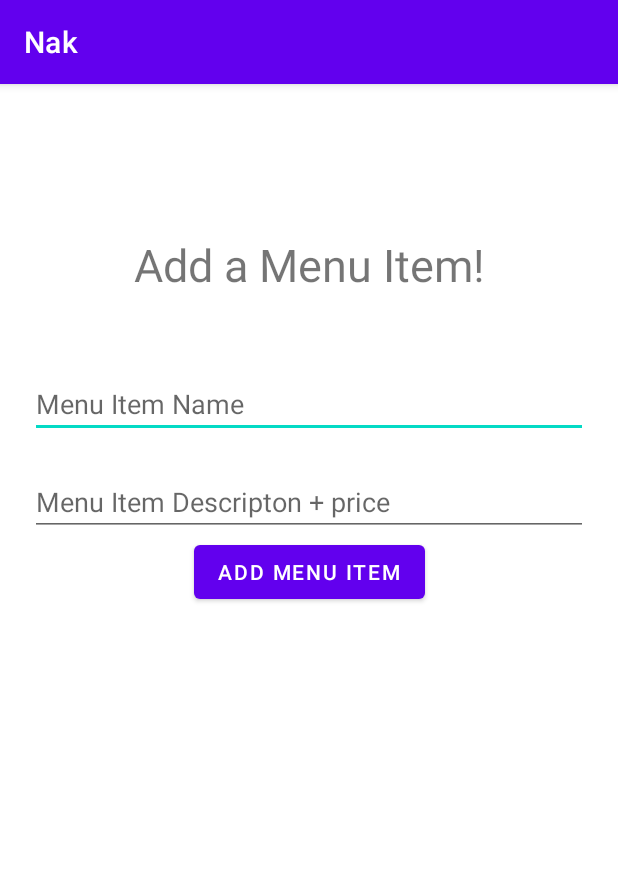
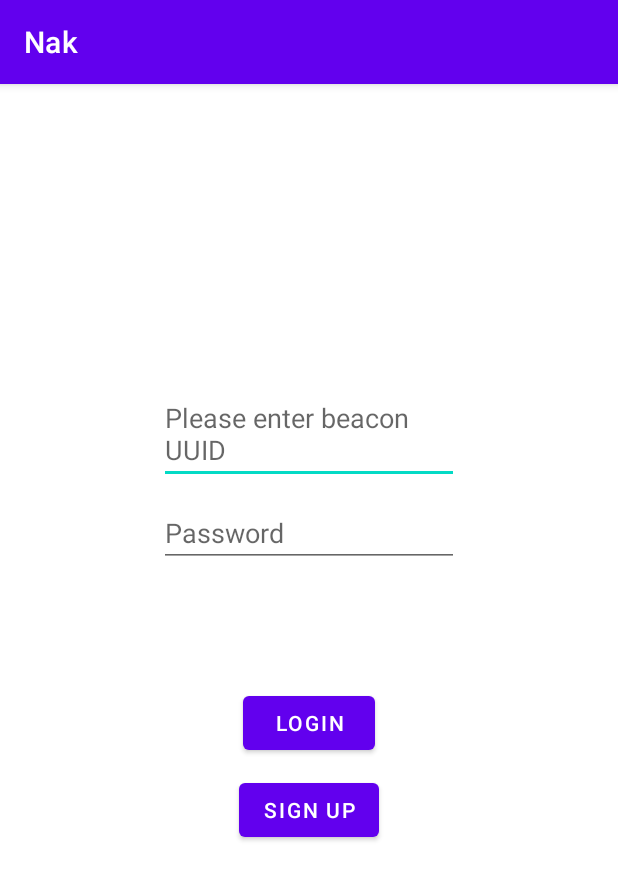
Before and after one commit to sabrinapenaa/trialforhao, an Android app: the screen it shows after launch (RestaurantActivity before the commit, RestaurantLoginActivity after it), after a tap on "RESTAURANT", on a phone screen of 412 x 824 dp. Shown: the top 880 px of the screen. Run offline under Robolectric (Android 15) with nearby library versions, the phone set to English and light mode, and no system bars; libraries missing offline, so code that uses them is left out: com.parse, org.altbeacon.beacon, org.altbeacon.bluetooth; 13 statements that could not run were skipped.

Commit message:
Finishing touches

```diff
--- a/Nak/app/src/main/java/com/example/nak/MainActivity.kt
+++ b/Nak/app/src/main/java/com/example/nak/MainActivity.kt
@@ -69,6 +69,7 @@ class MainActivity : AppCompatActivity() {
         }
         else {
             beaconCountTextView.text = "Inside the beacon region."
+
         }
         Log.d(TAG, "monitoring state changed to : $stateString")
         val builder =
--- a/Nak/app/src/main/java/com/example/nak/MenuListActivity.kt
+++ b/Nak/app/src/main/java/com/example/nak/MenuListActivity.kt
@@ -11,6 +11,7 @@ import androidx.recyclerview.widget.RecyclerView
 import com.parse.FindCallback
 import com.parse.ParseException
 import com.parse.ParseQuery
+import com.parse.ParseUser
 
 class MenuListActivity : AppCompatActivity() {
     //lateinit var swipeContainer : SwipeRefreshLayout
@@ -53,6 +54,7 @@ class MenuListActivity : AppCompatActivity() {
         // Specify the object id
         query.include(MenuItems.KEY_USER)
         query.addDescendingOrder("createdAt")
+       query.whereEqualTo(MenuItems.KEY_USER, ParseUser.getCurrentUser())
         //Only return the current most 20 posts
 
         query.findInBackground( object: FindCallback<MenuItems> {
--- /dev/null
+++ b/Nak/app/src/main/java/com/example/nak/RestaurantLoginActivity.kt
@@ -0,0 +1,102 @@
+package com.example.nak
+
+import android.content.Intent
+import androidx.appcompat.app.AppCompatActivity
+import android.os.Bundle
+import android.util.Log
+import android.widget.Button
+import android.widget.EditText
+import android.widget.Toast
+import com.parse.ParseUser
+
+class RestaurantLoginActivity : AppCompatActivity() {
+    override fun onCreate(savedInstanceState: Bundle?) {
+        super.onCreate(savedInstanceState)
+        setContentView(R.layout.activity_restaurant_login)
+        val login = findViewById<Button>(R.id.login_button)
+        val signup = findViewById<Button>(R.id.signupBtn)
+//        login.setBackgroundColor();
+//        signup.setBackgroundColor(Color.WHITE);
+//        signup.setTextColor(Color.BLACK);
+//        login.setTextColor(Color.BLACK);
+        //Check if user is logged in
+        //If they are, take them to mainActivity
+
+        if(ParseUser.getCurrentUser() != null){
+            goToMainActivity()
+            //goToTrialActivity()
+        }
+        //else they must login
+
+
+        findViewById<Button>(R.id.login_button).setOnClickListener {
+            val username = findViewById<EditText>(R.id.et_username).text.toString()
+            val password = findViewById<EditText>(R.id.et_password).text.toString()
+            loginUser(username,password)
+        }
+
+        findViewById<Button>(R.id.signupBtn).setOnClickListener {
+            val username = findViewById<EditText>(R.id.et_username).text.toString()
+            val password = findViewById<EditText>(R.id.et_password).text.toString()
+            signUpUser(username,password)
+        }
+//        val firstObject = ParseObject("FirstClass")
+//        firstObject.put("message","Hey ! First message from android. Parse is now connected")
+//        firstObject.saveInBackground {
+//            if (it != null){
+//                it.localizedMessage?.let { message -> Log.e("MainActivity", message) }
+//            }else{
+//                Log.d("MainActivity","Object saved.")
+//            }
+//        }
+    }
+    private fun signUpUser(username: String, password: String){
+        // Create the ParseUser
+        val user = ParseUser()
+
+        // Set fields for the user to be created
+        user.setUsername(username)
+        user.setPassword(password)
+
+        user.signUpInBackground { e ->
+            if (e == null) {
+                // Hooray! Let them use the app now.
+                //User has susscessfully signed in
+                //TODO nagivte the user to MainActivitysabr
+                loginUser(username,password)
+                //TODO: Show a toast to indicate user sucessfully signed up for an account
+            } else {
+                // Sign up didn't succeed. Look at the ParseException
+                // to figure out what went wrong
+                //TODO show a toast to tell user sign up was not successuful
+                e.printStackTrace()
+            }
+
+        }
+    }
+    private fun loginUser(username: String, password: String) {
+        ParseUser.logInInBackground(username, password, ({ user, e ->
+            if (user != null) {
+                // Hooray!  The user is logged in.
+                Log.i(TAG, "Successfully logged in user")
+                goToMainActivity()
+                //goToTrialActivity()
+            } else {
+                // Signup failed.  Look at the ParseException to see what happened.
+                e.printStackTrace()
+                Toast.makeText(this, "Error logging in", Toast.LENGTH_SHORT).show()
+            }})
+        )
+    }
+    private fun goToMainActivity(){
+        val intent = Intent(this@RestaurantLoginActivity, RestaurantActivity::class.java)
+        startActivity(intent)
+        finish() //close out login activity
+    }
+
+
+    companion object{
+        const val TAG = "RestaurantLoginActivity"
+    }
+
+}
--- a/Nak/app/src/main/java/com/example/nak/SignInActivity.kt
+++ b/Nak/app/src/main/java/com/example/nak/SignInActivity.kt
@@ -21,7 +21,7 @@ class SignInActivity : AppCompatActivity() {
     }
 
     private fun goToRestaurantPage() {
-        val intent = Intent(this@SignInActivity, RestaurantActivity::class.java)
+        val intent = Intent(this@SignInActivity, RestaurantLoginActivity::class.java)
         startActivity(intent)
     }
 
--- /dev/null
+++ b/Nak/app/src/main/res/layout/activity_restaurant_login.xml
@@ -0,0 +1,62 @@
+<?xml version="1.0" encoding="utf-8"?>
+<androidx.constraintlayout.widget.ConstraintLayout xmlns:android="http://schemas.android.com/apk/res/android"
+    xmlns:app="http://schemas.android.com/apk/res-auto"
+    xmlns:tools="http://schemas.android.com/tools"
+    android:layout_width="match_parent"
+    android:layout_height="match_parent"
+    tools:context=".RestaurantLoginActivity">
+
+
+    <EditText
+        android:id="@+id/et_username"
+        android:hint="Please enter beacon UUID"
+        android:layout_width="wrap_content"
+        android:layout_height="wrap_content"
+        android:width="200dp"
+        android:ems="10"
+        android:layout_marginTop="200dp"
+        app:layout_constraintEnd_toEndOf="parent"
+        app:layout_constraintStart_toStartOf="parent"
+        app:layout_constraintTop_toTopOf="parent"
+
+        />
+
+    <EditText
+        android:id="@+id/et_password"
+        android:layout_width="wrap_content"
+        android:layout_height="wrap_content"
+        android:layout_margin="10dp"
+        android:ems="10"
+        android:width="200dp"
+        android:hint="Password"
+        android:inputType="textPassword"
+        app:layout_constraintEnd_toEndOf="parent"
+        app:layout_constraintStart_toStartOf="parent"
+        app:layout_constraintTop_toBottomOf="@id/et_username"
+        />
+
+    <Button
+        android:id="@+id/login_button"
+        android:layout_width="wrap_content"
+        android:layout_height="wrap_content"
+        android:text="Login"
+
+        android:layout_marginTop="80dp"
+
+        app:layout_constraintEnd_toEndOf="parent"
+        app:layout_constraintStart_toStartOf="parent"
+        app:layout_constraintTop_toBottomOf="@+id/et_password" />
+
+    <Button
+        android:id="@+id/signupBtn"
+
+        android:layout_width="wrap_content"
+        android:layout_height="wrap_content"
+        android:text="Sign Up"
+
+        android:layout_margin="10dp"
+
+        app:layout_constraintEnd_toEndOf="parent"
+        app:layout_constraintStart_toStartOf="parent"
+        app:layout_constraintTop_toBottomOf="@+id/login_button" />
+</androidx.constraintlayout.widget.ConstraintLayout>
```
Also changed, not shown: Nak/app/src/main/AndroidManifest.xml (+8 -5 lines), Nak/app/src/main/java/com/example/nak/LoginActivity.kt (added, +106 -0 lines), Nak/app/src/main/java/com/example/nak/RestaurantActivity.kt (+6 -4 lines), Nak/app/src/main/res/layout/activity_login.xml (added, +59 -0 lines), Nak/app/src/main/java/com/example/nak/no.java (added).
